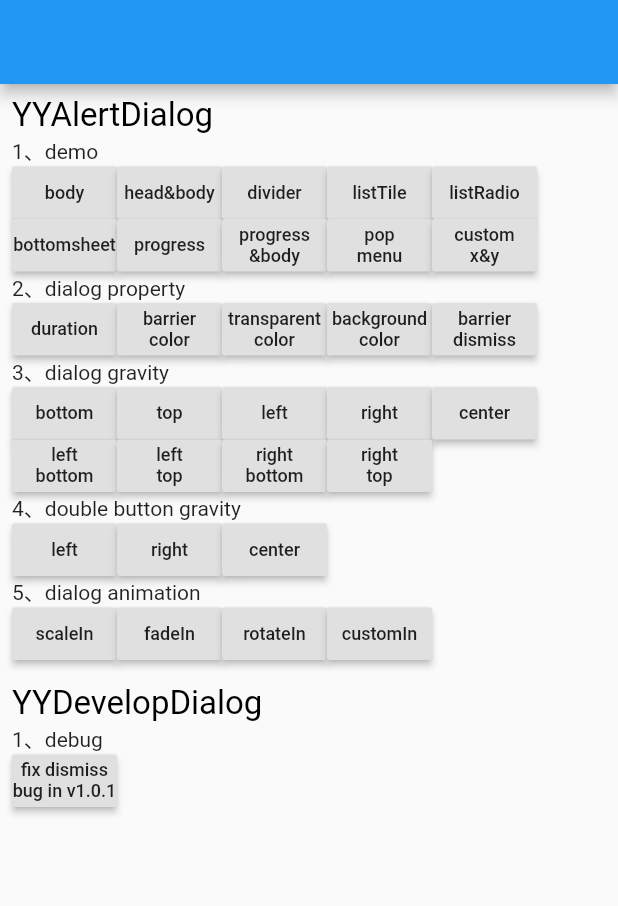
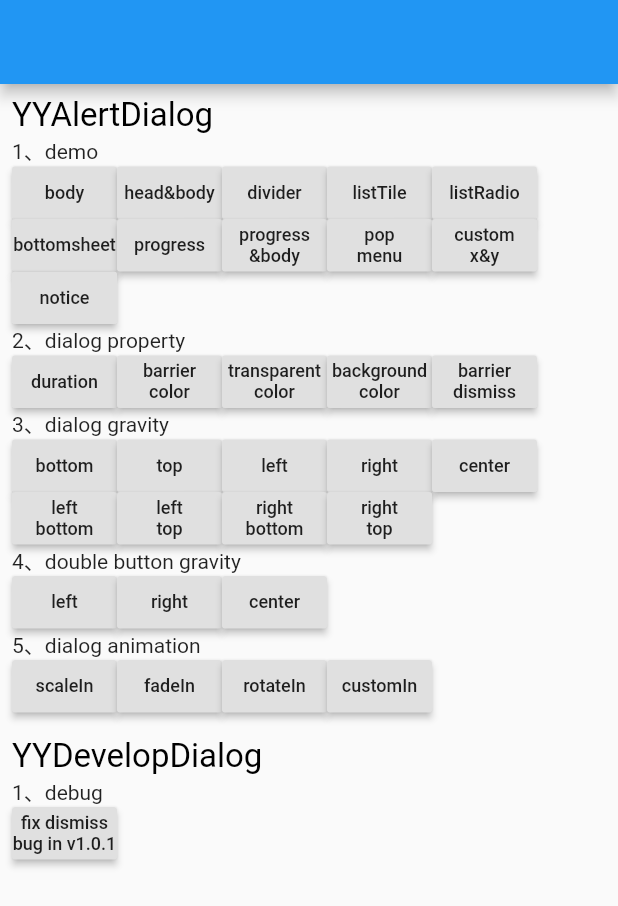
Before and after one commit to YYFlutter/flutter-custom-dialog, a Flutter app: the screen it shows after launch, on a phone screen of 412 x 824 dp. Shown: the top 906 px of the screen. Run offline on Flutter 3.47's test engine with Material 2 defaults, Android fonts, the light colour scheme and no system bars.

Commit message:
add notice dialog

```diff
--- a/example/lib/main.dart
+++ b/example/lib/main.dart
@@ -1,10 +1,11 @@
 library flutter_custom_dialog;
 
 import 'package:flutter/material.dart';
-import 'package:flutter_custom_dialog/components/example/alert_dialog.dart';
-import 'package:flutter_custom_dialog/components/example/bottom_sheet_dialog.dart';
-import 'package:flutter_custom_dialog/components/example/listview_dialog.dart';
-import 'package:flutter_custom_dialog/components/example/progress_dialog.dart';
+import 'package:flutter_custom_dialog_example/dialog/alert_dialog.dart';
+import 'package:flutter_custom_dialog_example/dialog/bottom_sheet_dialog.dart';
+import 'package:flutter_custom_dialog_example/dialog/listview_dialog.dart';
+import 'package:flutter_custom_dialog_example/dialog/progress_dialog.dart';
+import 'package:flutter_custom_dialog_example/dialog/notice_dialog.dart';
 import 'package:flutter_custom_dialog/flutter_custom_dialog.dart';
 
 void main() => runApp(MyApp());
@@ -85,6 +86,13 @@ showAlertDialog(BuildContext context) {
             }),
             makeTextButton("custom\nx&y", () {
               YYAlertDialogCustomXY();
+            }),
+          ],
+        ),
+        Row(
+          children: <Widget>[
+            makeTextButton("notice", () {
+              YYNoticeDialog();
             }),
           ],
         ),
```
Also changed, not shown: example/lib/dialog/notice_dialog.dart (added, +29 -0 lines), example/pubspec.yaml (+3 -4 lines), example/images/success.png (added), example/lib/dialog/alert_dialog.dart (renamed from lib/components/example/alert_dialog.dart), example/lib/dialog/bottom_sheet_dialog.dart (renamed from lib/components/example/bottom_sheet_dialog.dart), example/lib/dialog/listview_dialog.dart (renamed from lib/components/example/listview_dialog.dart), example/lib/dialog/progress_dialog.dart (renamed from lib/components/example/progress_dialog.dart), example/pubspec.lock, image/png/10.png (added), 2 other files.
